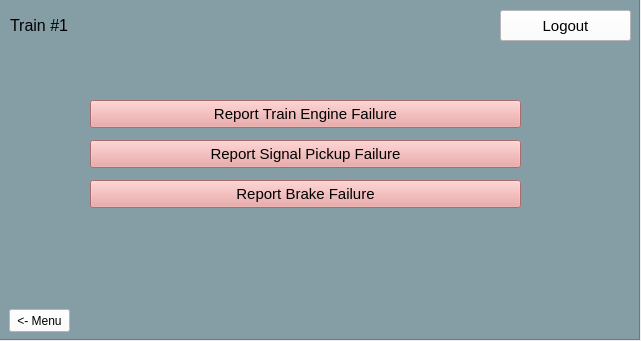
Above: src/UI/TrainModel/Train_Report.ui from aet37/ECE1140-Project before the change. Below: the same form after it.
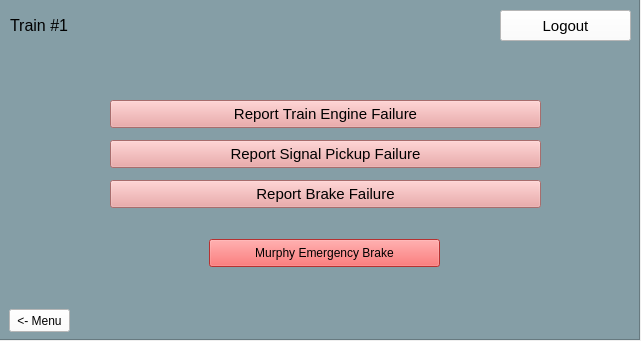
That is the form after the change.

What changed in the file:
```diff
--- a/src/UI/TrainModel/Train_Report.ui
+++ b/src/UI/TrainModel/Train_Report.ui
@@ -20,7 +20,7 @@
    <widget class="QPushButton" name="report_signal_button">
     <property name="geometry">
      <rect>
-      <x>90</x>
+      <x>110</x>
       <y>140</y>
       <width>431</width>
       <height>28</height>
@@ -47,7 +47,7 @@
    <widget class="QPushButton" name="report_brake_button">
     <property name="geometry">
      <rect>
-      <x>90</x>
+      <x>110</x>
       <y>180</y>
       <width>431</width>
       <height>28</height>
@@ -137,7 +137,7 @@
    <widget class="QPushButton" name="report_engine_button">
     <property name="geometry">
      <rect>
-      <x>90</x>
+      <x>110</x>
       <y>100</y>
       <width>431</width>
       <height>28</height>
@@ -183,7 +183,7 @@
     <widget class="QLabel" name="alert_sent1">
      <property name="geometry">
       <rect>
-       <x>530</x>
+       <x>550</x>
        <y>110</y>
        <width>47</width>
        <height>13</height>
@@ -204,7 +204,7 @@
     <widget class="QLabel" name="alert_sent2">
      <property name="geometry">
       <rect>
-       <x>530</x>
+       <x>550</x>
        <y>150</y>
        <width>47</width>
        <height>13</height>
@@ -225,7 +225,7 @@
     <widget class="QLabel" name="alert_sent3">
      <property name="geometry">
       <rect>
-       <x>530</x>
+       <x>550</x>
        <y>190</y>
        <width>47</width>
        <height>13</height>
@@ -259,6 +259,33 @@
       <string>&lt;- Menu</string>
      </property>
     </widget>
+    <widget class="QPushButton" name="murphy_ebrake">
+     <property name="geometry">
+      <rect>
+       <x>210</x>
+       <y>240</y>
+       <width>231</width>
+       <height>28</height>
+      </rect>
+     </property>
+     <property name="font">
+      <font>
+       <pointsize>9</pointsize>
+      </font>
+     </property>
+     <property name="styleSheet">
+      <string notr="true">background-color: rgb(255, 70, 70);</string>
+     </property>
+     <property name="text">
+      <string>Murphy Emergency Brake</string>
+     </property>
+     <property name="iconSize">
+      <size>
+       <width>20</width>
+       <height>20</height>
+      </size>
+     </property>
+    </widget>
    </widget>
    <zorder>frame</zorder>
    <zorder>report_signal_button</zorder>
```
